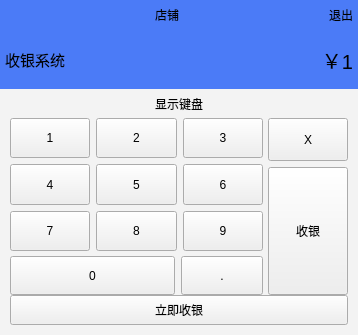
Qt form View/cashregisterkeyboard.ui (CodePeasant3/IPAY) before a commit.
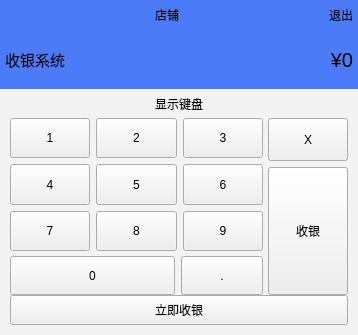
The same form after that commit. Custom widgets are drawn as their Qt base class.

What changed in the file:
```diff
--- a/View/cashregisterkeyboard.ui
+++ b/View/cashregisterkeyboard.ui
@@ -143,7 +143,7 @@
          </font>
         </property>
         <property name="text">
-         <string>￥1</string>
+         <string>¥0</string>
         </property>
         <property name="alignment">
          <set>Qt::AlignRight|Qt::AlignTrailing|Qt::AlignVCenter</set>
```
